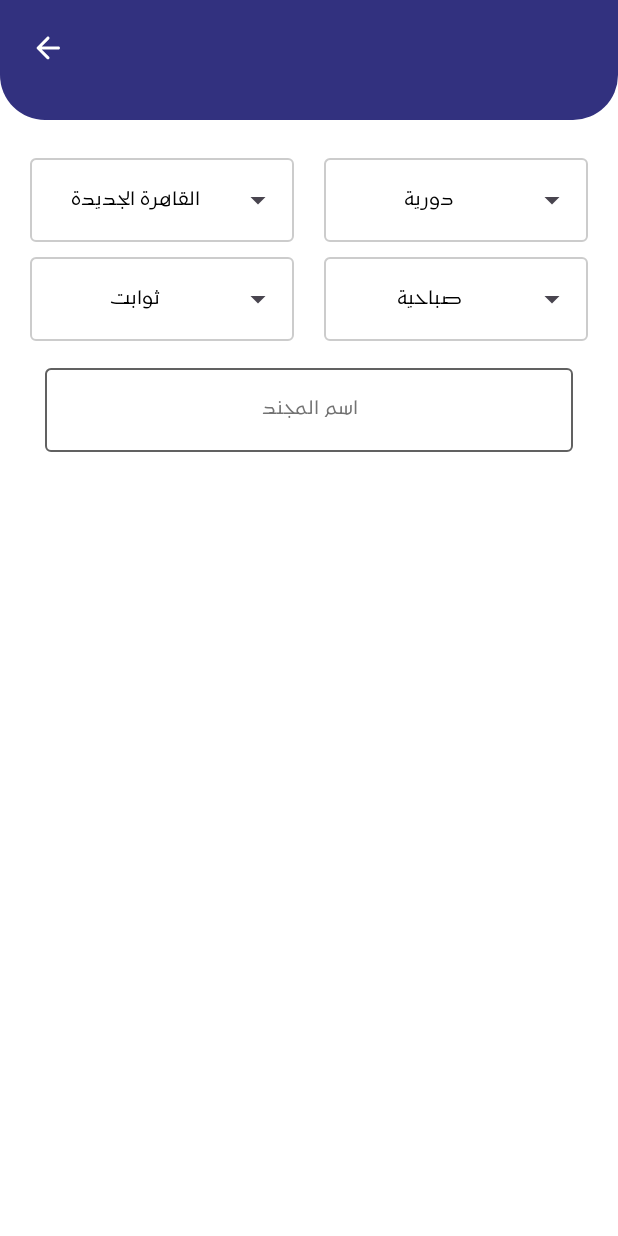
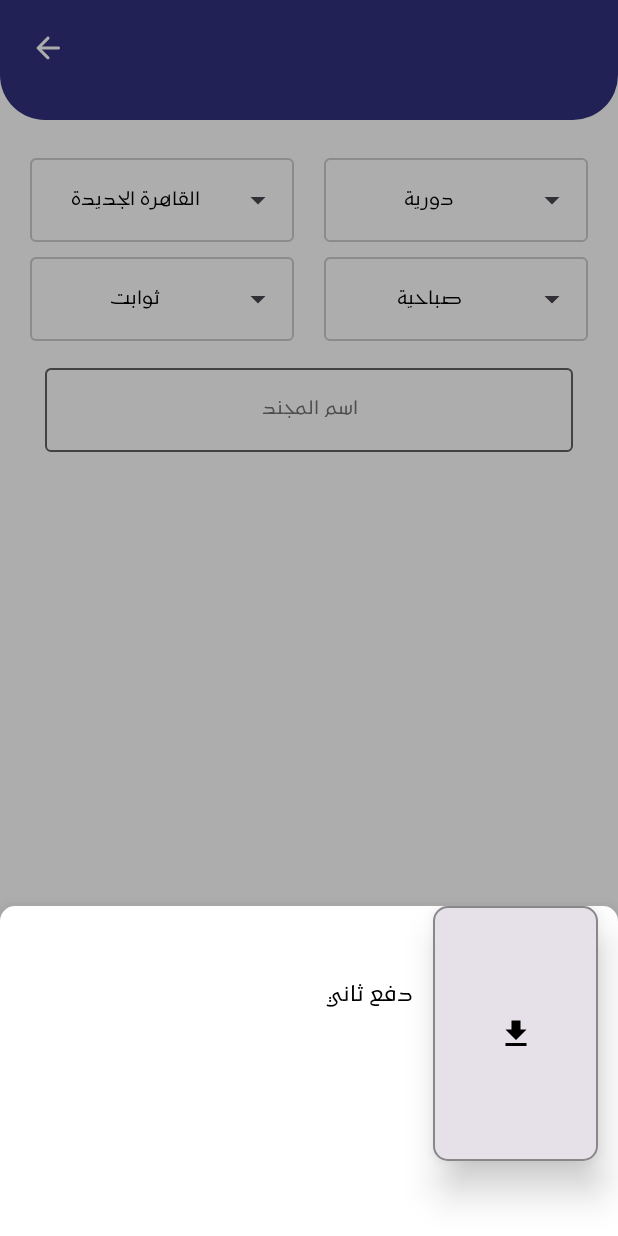
Before and after one commit to DresdRam/CT_Gate, an Android app built with Jetpack Compose: the AttendanceScreen screen opened through its navigation route, on a phone screen of 412 x 824 dp. Run offline under Robolectric (Android 15) with nearby library versions, the phone set to English and light mode, and no system bars; our stand-ins replace Dagger/Hilt's generated code.

Commit message:
Some enhancements in AttendanceScreen.

```diff
--- a/app/src/main/java/com/mayv/ctgate/navigation/AppNavigation.kt
+++ b/app/src/main/java/com/mayv/ctgate/navigation/AppNavigation.kt
@@ -24,7 +24,7 @@ fun AppNavigation() {
     val navigationController = rememberNavController()
     val transitionSpeed = 300
 
-    NavHost(navController = navigationController, startDestination = AppScreens.SplashScreen.name) {
+    NavHost(navController = navigationController, startDestination = AppScreens.AttendanceScreen.name) {
 
         composable(route = AppScreens.SearchScreen.name.plus("/{search_name}"),
             arguments = listOf(
--- a/app/src/main/java/com/mayv/ctgate/screens/attendance/AttendanceScreen.kt
+++ b/app/src/main/java/com/mayv/ctgate/screens/attendance/AttendanceScreen.kt
@@ -1,46 +1,98 @@
 package com.mayv.ctgate.screens.attendance
 
+import androidx.compose.foundation.BorderStroke
+import androidx.compose.foundation.Image
+import androidx.compose.foundation.background
+import androidx.compose.foundation.clickable
 import androidx.compose.foundation.layout.Arrangement
+import androidx.compose.foundation.layout.Box
 import androidx.compose.foundation.layout.Column
 import androidx.compose.foundation.layout.Row
+import androidx.compose.foundation.layout.fillMaxHeight
 import androidx.compose.foundation.layout.fillMaxSize
 import androidx.compose.foundation.layout.fillMaxWidth
 import androidx.compose.foundation.layout.height
 import androidx.compose.foundation.layout.padding
+import androidx.compose.foundation.layout.size
+import androidx.compose.foundation.lazy.LazyColumn
+import androidx.compose.foundation.lazy.items
 import androidx.compose.foundation.shape.RoundedCornerShape
+import androidx.compose.material.ExperimentalMaterialApi
+import androidx.compose.material.ModalBottomSheetLayout
+import androidx.compose.material.ModalBottomSheetValue
+import androidx.compose.material.rememberModalBottomSheetState
 import androidx.compose.material3.Card
 import androidx.compose.material3.CardDefaults
-import androidx.compose.material3.Surface
+import androidx.compose.material3.Text
 import androidx.compose.runtime.Composable
+import androidx.compose.runtime.collectAsState
 import androidx.compose.runtime.getValue
 import androidx.compose.runtime.mutableIntStateOf
+import androidx.compose.runtime.mutableStateOf
 import androidx.compose.runtime.remember
+import androidx.compose.runtime.rememberCoroutineScope
 import androidx.compose.runtime.setValue
+import androidx.compose.ui.Alignment
 import androidx.compose.ui.Modifier
 import androidx.compose.ui.graphics.Color
+import androidx.compose.ui.graphics.asImageBitmap
+import androidx.compose.ui.layout.ContentScale
+import androidx.compose.ui.platform.LocalContext
 import androidx.compose.ui.res.colorResource
+import androidx.compose.ui.res.painterResource
+import androidx.compose.ui.res.stringResource
+import androidx.compose.ui.text.style.TextAlign
 import androidx.compose.ui.unit.dp
+import androidx.hilt.navigation.compose.hiltViewModel
 import androidx.navigation.NavController
 import com.mayv.ctgate.R
 import com.mayv.ctgate.components.BackButton
 import com.mayv.ctgate.components.DropDownMenuView
 import com.mayv.ctgate.components.OutlinedTextInputField
+import com.mayv.ctgate.screens.search.SearchViewModel
 import com.mayv.ctgate.utils.Constants
+import com.mayv.ctgate.utils.PreferenceHelper
+import com.mayv.ctgate.utils.PreferenceHelper.searchSize
+import com.mayv.ctgate.utils.PreferenceHelper.token
+import kotlinx.coroutines.launch
 
 @Composable
-fun AttendanceScreen(navigationController: NavController) {
-    MainSurface(navigationController)
+fun AttendanceScreen(
+    navigationController: NavController,
+    searchViewModel: SearchViewModel = hiltViewModel()
+) {
+    MainSurface(navigationController, searchViewModel)
 }
 
+@OptIn(ExperimentalMaterialApi::class)
 @Composable
-private fun MainSurface(navigationController: NavController) {
+private fun MainSurface(navigationController: NavController, searchViewModel: SearchViewModel) {
 
+    val coroutineScope = rememberCoroutineScope()
+    val modalSheetState = rememberModalBottomSheetState(
+        initialValue = ModalBottomSheetValue.HalfExpanded,
+        confirmValueChange = { it != ModalBottomSheetValue.HalfExpanded },
+        skipHalfExpanded = false
+    )
+
+    var name by remember { mutableStateOf("") }
+    var unit by remember { mutableStateOf("") }
+
+    val preferences = PreferenceHelper.getPreference(LocalContext.current)
     var selectedTypeIndex by remember { mutableIntStateOf(0) }
     var selectedSectionIndex by remember { mutableIntStateOf(0) }
     var selectedTimeSectionIndex by remember { mutableIntStateOf(0) }
     var selectedServiceIndex by remember { mutableIntStateOf(0) }
 
-    Surface(modifier = Modifier.fillMaxSize(), color = Color.White) {
+    ModalBottomSheetLayout(
+        modifier = Modifier
+            .fillMaxSize()
+            .background(Color.White),
+        sheetState = modalSheetState,
+        sheetContentColor = Color.White,
+        sheetShape = RoundedCornerShape(topStart = 10.dp, topEnd = 10.dp),
+        sheetContent = { BottomSheetContent(name = name, unit = unit) }
+    ) {
         Column(
             modifier = Modifier.fillMaxSize(),
             verticalArrangement = Arrangement.spacedBy(10.dp)
@@ -59,9 +111,11 @@ private fun MainSurface(navigationController: NavController) {
                 )
             }
 
-            Row(modifier = Modifier
-                .fillMaxWidth()
-                .padding(top = 15.dp)) {
+            Row(
+                modifier = Modifier
+                    .fillMaxWidth()
+                    .padding(top = 15.dp)
+            ) {
                 // If Dawrya Is Selected.
                 if (selectedTypeIndex == 0) {
                     DropDownMenuView(
@@ -135,29 +189,109 @@ private fun MainSurface(navigationController: NavController) {
                     .fillMaxWidth()
                     .padding(start = 30.dp, end = 30.dp),
                 hint = "اسم المجند",
-                onDoneClicked = { }
+                onDoneClicked = {
+                    if (it.isNotEmpty()) {
+                        searchViewModel.search(
+                            name = it,
+                            size = preferences.searchSize,
+                            excludeRemoved = true,
+                            authToken = preferences.token!!
+                        )
+                    }
+                }
             )
+
+            // TESTING!!!!!!!!!!
+            // {
+
+            val listOfSoldiers =
+                if (!searchViewModel.isLoading && searchViewModel.isSuccessful) searchViewModel.data.collectAsState().value.data!! else listOf()
+
+            LazyColumn(modifier = Modifier.fillMaxWidth()) {
+                items(items = listOfSoldiers) { soldier ->
+                    Text(
+                        modifier = Modifier
+                            .fillMaxWidth()
+                            .clickable {
+                                coroutineScope.launch {
+                                    name = soldier.name
+                                    unit = soldier.enrollment.unit.name
+                                    modalSheetState.show()
+                                }
+                            },
+                        text = soldier.name,
+                        textAlign = TextAlign.Center
+                    )
+                }
+            }
+
+            // }
+            // TESTING!!!!!!!!!!
+        }
+    }
+}
+
+
+@Composable
+fun BottomSheetContent(name: String, unit: String) {
+    Column(
+        modifier = Modifier
+            .fillMaxWidth()
+            .height(220.dp)
+    ) {
+        Row(modifier = Modifier.fillMaxSize(), horizontalArrangement = Arrangement.Center) {
+
+            Column(modifier = Modifier.weight(4f)) {
+
+                Text(modifier = Modifier.fillMaxWidth(), text = name, color = Color.Black, textAlign = TextAlign.Right)
+                Text(modifier = Modifier.fillMaxWidth(), text = unit, color = Color.Black, textAlign = TextAlign.Right)
+                Text(modifier = Modifier.fillMaxWidth(), text = "دفع ثاني", color = Color.Black, textAlign = TextAlign.Right)
+
+            }
+
+            Box(
+                modifier = Modifier.weight(2f)
+            ) {
+                Card(
+                    modifier = Modifier.size(110.dp, 170.dp).align(Alignment.Center),
+                    shape = RoundedCornerShape(10.dp),
+                    border = BorderStroke(1.dp, Color.Gray),
+                    elevation = CardDefaults.cardElevation(15.dp)
+                ) {
+                    Image(
+                        painter = painterResource(id = R.drawable.ic_download),
+                        modifier = Modifier.fillMaxSize(),
+                        contentDescription = stringResource(id = R.string.soldier_image),
+                        contentScale = ContentScale.Inside
+                    )
+                }
+            }
         }
     }
 }
 
 private fun getSelectedSection(sectionIndex: Int): List<String> {
-    return when(sectionIndex){
+    return when (sectionIndex) {
         0 -> {
             Constants.getNewCairoOptions()
         }
+
         1 -> {
             Constants.getEastOptions()
         }
+
         2 -> {
             Constants.getWestOptions()
         }
+
         3 -> {
             Constants.getNorthOptions()
         }
+
         4 -> {
             Constants.getSouthOptions()
         }
+
         else -> {
             Constants.getNewCairoOptions()
         }
--- a/app/src/main/java/com/mayv/ctgate/screens/drawer/DrawerScreen.kt
+++ b/app/src/main/java/com/mayv/ctgate/screens/drawer/DrawerScreen.kt
@@ -56,12 +56,12 @@ import kotlinx.coroutines.launch
 
 @Composable
 fun DrawerScreen(navController: NavController, drawerMainContent: @Composable () -> Unit) {
-    MainScaffold(navController = navController, drawerMainContent= drawerMainContent)
+    MainScaffold(navController = navController, drawerMainContent = drawerMainContent)
 }
 
 @OptIn(ExperimentalMaterial3Api::class)
 @Composable
-private fun MainScaffold(navController: NavController, drawerMainContent: @Composable () ->Unit) {
+private fun MainScaffold(navController: NavController, drawerMainContent: @Composable () -> Unit) {
 
     val drawerState: DrawerState = rememberDrawerState(initialValue = DrawerValue.Closed)
 
@@ -179,7 +179,7 @@ fun MainDrawerScreen(
                             }
                         }
 
-                            LazyColumn(
+                        LazyColumn(
                             modifier = Modifier
                                 .padding(top = 45.dp, bottom = 10.dp)
                                 .align(Alignment.Center),
--- /dev/null
+++ b/app/src/main/res/drawable/ic_download.xml
@@ -0,0 +1,5 @@
+<vector android:height="24dp" android:tint="#000000"
+    android:viewportHeight="24" android:viewportWidth="24"
+    android:width="24dp" xmlns:android="http://schemas.android.com/apk/res/android">
+    <path android:fillColor="@android:color/white" android:pathData="M5,20h14v-2H5V20zM19,9h-4V3H9v6H5l7,7L19,9z"/>
+</vector>
--- a/app/src/main/res/values/colors.xml
+++ b/app/src/main/res/values/colors.xml
@@ -16,9 +16,10 @@
     <color name="drawer_item_color">#7C7B7B</color>
     <color name="hint_color">#737373</color>
     <color name="background_grey">#C5C5C5</color>
-    <color name="soldiers_list_item_background">#e1e1ff</color>
-    <color name="soldiers_list_item_border">#bfc8e5</color>
+    <color name="soldiers_list_item_background">#E1E1FF</color>
+    <color name="soldiers_list_item_border">#BFE8E5</color>
     <color name="gray">#737373</color>
+    <color name="primary_border">#31577F</color>
     <color name="dark_disabled">#494458</color>
     <color name="semi_primary">#4F378B</color>
 </resources>
```
